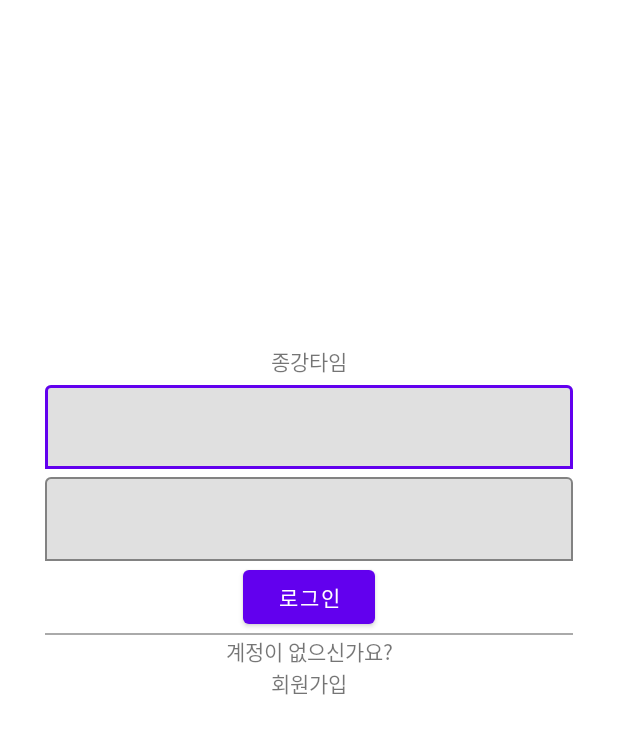
After one commit to OrchestraHackathon/Development, an Android app: the layout activity_login.xml on its own in the app's theme, with its tools: preview values and no code run, on a phone screen of 412 x 824 dp. The commit adds this screen. Shown: the top 734 px of the screen. Run offline under Robolectric (Android 15) with nearby library versions, the phone set to English and light mode, and no system bars.

```diff
--- /dev/null
+++ b/android/app/src/main/res/layout/activity_login.xml
@@ -0,0 +1,89 @@
+<?xml version="1.0" encoding="utf-8"?>
+<androidx.constraintlayout.widget.ConstraintLayout xmlns:android="http://schemas.android.com/apk/res/android"
+    xmlns:app="http://schemas.android.com/apk/res-auto"
+    xmlns:tools="http://schemas.android.com/tools"
+    android:layout_width="match_parent"
+    android:layout_height="match_parent"
+    android:padding="30dp"
+    tools:context=".UI.Login.LoginActivity">
+
+    <TextView
+        android:id="@+id/title_tv"
+        android:layout_width="wrap_content"
+        android:layout_height="wrap_content"
+        android:layout_marginTop="200dp"
+        android:text="종강타임"
+        app:layout_constraintEnd_toEndOf="parent"
+        app:layout_constraintStart_toStartOf="parent"
+        app:layout_constraintTop_toTopOf="parent" />
+
+    <com.google.android.material.textfield.TextInputLayout
+        android:id="@+id/email_input_til"
+        android:layout_width="match_parent"
+        android:layout_height="wrap_content"
+        app:boxBackgroundMode="outline"
+        app:layout_constraintEnd_toEndOf="parent"
+        app:layout_constraintStart_toStartOf="parent"
+        app:layout_constraintTop_toBottomOf="@id/title_tv">
+
+        <com.google.android.material.textfield.TextInputEditText
+            android:id="@+id/email_input_tf"
+            android:layout_width="match_parent"
+            android:layout_height="match_parent" />
+
+    </com.google.android.material.textfield.TextInputLayout>
+
+    <com.google.android.material.textfield.TextInputLayout
+        android:id="@+id/password_input_til"
+        android:layout_width="match_parent"
+        android:layout_height="wrap_content"
+        app:boxBackgroundMode="outline"
+        app:layout_constraintEnd_toEndOf="parent"
+        app:layout_constraintStart_toStartOf="parent"
+        app:layout_constraintTop_toBottomOf="@id/email_input_til">
+
+        <com.google.android.material.textfield.TextInputEditText
+            android:id="@+id/password_input_tf"
+            android:layout_width="match_parent"
+            android:layout_height="match_parent" />
+
+    </com.google.android.material.textfield.TextInputLayout>
+
+    <Button
+        android:id="@+id/login_btn"
+        android:layout_width="wrap_content"
+        android:layout_height="wrap_content"
+        android:text="로그인"
+        app:layout_constraintEnd_toEndOf="parent"
+        app:layout_constraintStart_toStartOf="parent"
+        app:layout_constraintTop_toBottomOf="@id/password_input_til" />
+
+    <View
+        android:id="@+id/line_v"
+        android:layout_width="match_parent"
+        android:layout_height="1dp"
+        android:background="@android:color/darker_gray"
+        app:layout_constraintEnd_toEndOf="parent"
+        app:layout_constraintStart_toStartOf="parent"
+        app:layout_constraintTop_toBottomOf="@id/login_btn" />
+
+    <TextView
+        android:id="@+id/signin"
+        android:layout_width="wrap_content"
+        android:layout_height="wrap_content"
+        android:text="계정이 없으신가요?"
+        app:layout_constraintEnd_toEndOf="parent"
+        app:layout_constraintStart_toStartOf="parent"
+        app:layout_constraintTop_toBottomOf="@id/line_v" />
+
+    <TextView
+        android:id="@+id/signin_tv"
+        android:layout_width="wrap_content"
+        android:layout_height="wrap_content"
+        android:text="회원가입"
+        app:layout_constraintEnd_toEndOf="parent"
+        app:layout_constraintStart_toStartOf="parent"
+        app:layout_constraintTop_toBottomOf="@id/signin" />
+
+
+</androidx.constraintlayout.widget.ConstraintLayout>
```
Also changed, not shown: android/app/src/main/AndroidManifest.xml (+11 -2 lines), android/app/src/main/java/com/example/jonggangtime/MainActivity.kt (deleted, +0 -12 lines), android/app/src/main/java/com/example/jonggangtime/UI/Friends/FriendsFragment.kt (added, +20 -0 lines), android/app/src/main/java/com/example/jonggangtime/UI/Lectures/LecturesFragment.kt (added, +29 -0 lines), android/app/src/main/java/com/example/jonggangtime/UI/Lectures/SeekLecturesFragment.kt (added, +25 -0 lines), android/app/src/main/java/com/example/jonggangtime/UI/Login/LoginActivity.kt (added, +27 -0 lines), android/app/src/main/java/com/example/jonggangtime/UI/MainActivity.kt (added, +62 -0 lines), android/app/src/main/java/com/example/jonggangtime/UI/My/MyFragment.kt (added, +12 -0 lines), android/app/src/main/java/com/example/jonggangtime/UI/Signin/SigninActivity.kt (added, +21 -0 lines), android/app/src/main/java/com/example/jonggangtime/UI/TimeTable/TimeTableFragment.kt (added, +12 -0 lines), android/app/src/main/res/layout/activity_main.xml (+18 -1 lines), android/app/src/main/res/layout/activity_signin.xml (added, +112 -0 lines), android/app/src/main/res/layout/fragment_friends.xml (added, +9 -0 lines), android/app/src/main/res/layout/fragment_lectures.xml (added, +10 -0 lines), 5 more files.
